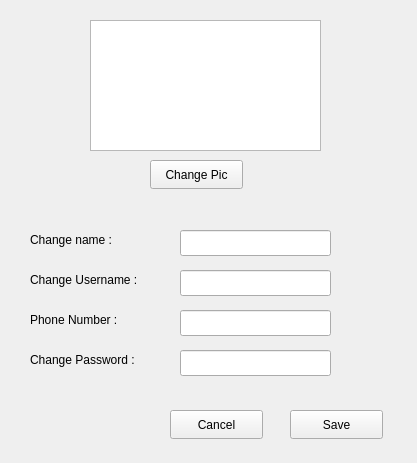
This is client/setting.ui in AP-projects-4001/jan-ghahve as Qt 5 draws it before an edit. The edited form follows.
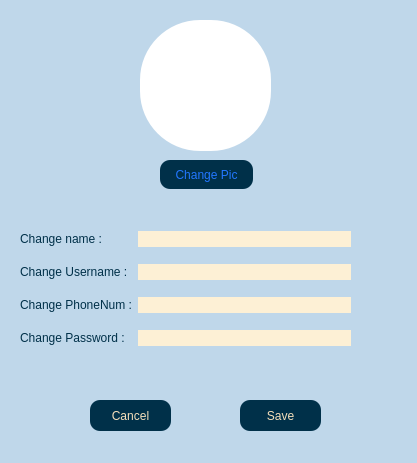
This is the edited form.

Commit message: search setting

```diff
--- a/client/setting.ui
+++ b/client/setting.ui
@@ -13,130 +13,56 @@
   <property name="windowTitle">
    <string>Form</string>
   </property>
-  <widget class="QLabel" name="label">
-   <property name="geometry">
-    <rect>
-     <x>30</x>
-     <y>230</y>
-     <width>111</width>
-     <height>20</height>
-    </rect>
-   </property>
-   <property name="text">
-    <string>Change name :</string>
-   </property>
-  </widget>
-  <widget class="QLabel" name="label_2">
-   <property name="geometry">
-    <rect>
-     <x>30</x>
-     <y>270</y>
-     <width>141</width>
-     <height>20</height>
-    </rect>
-   </property>
-   <property name="text">
-    <string>Change Username :</string>
-   </property>
-  </widget>
-  <widget class="QLabel" name="label_3">
-   <property name="geometry">
-    <rect>
-     <x>30</x>
-     <y>310</y>
-     <width>121</width>
-     <height>20</height>
-    </rect>
-   </property>
-   <property name="text">
-    <string>Phone Number :</string>
-   </property>
-  </widget>
+  <property name="styleSheet">
+   <string notr="true">background-color:rgb(191, 215, 234);
+</string>
+  </property>
   <widget class="QGraphicsView" name="graphicsView">
    <property name="geometry">
     <rect>
-     <x>90</x>
+     <x>140</x>
      <y>20</y>
-     <width>231</width>
+     <width>131</width>
      <height>131</height>
     </rect>
    </property>
+   <property name="styleSheet">
+    <string notr="true">border-radius: 60%;
+background-color: palette(base);</string>
+   </property>
   </widget>
   <widget class="QPushButton" name="pushButton">
    <property name="geometry">
     <rect>
-     <x>150</x>
+     <x>160</x>
      <y>160</y>
      <width>93</width>
      <height>29</height>
     </rect>
    </property>
+   <property name="styleSheet">
+    <string notr="true">background-color:rgb(0, 48, 73);
+border-radius: 10px;
+color:rgb(34, 119, 255)</string>
+   </property>
    <property name="text">
     <string>Change Pic</string>
    </property>
   </widget>
-  <widget class="QLineEdit" name="lineEdit">
-   <property name="geometry">
-    <rect>
-     <x>180</x>
-     <y>230</y>
-     <width>151</width>
-     <height>26</height>
-    </rect>
-   </property>
-  </widget>
-  <widget class="QLineEdit" name="lineEdit_2">
-   <property name="geometry">
-    <rect>
-     <x>180</x>
-     <y>270</y>
-     <width>151</width>
-     <height>26</height>
-    </rect>
-   </property>
-  </widget>
-  <widget class="QLineEdit" name="lineEdit_3">
-   <property name="geometry">
-    <rect>
-     <x>180</x>
-     <y>310</y>
-     <width>151</width>
-     <height>26</height>
-    </rect>
-   </property>
-  </widget>
-  <widget class="QLabel" name="label_4">
-   <property name="geometry">
-    <rect>
-     <x>30</x>
-     <y>350</y>
-     <width>131</width>
-     <height>20</height>
-    </rect>
-   </property>
-   <property name="text">
-    <string>Change Password :</string>
-   </property>
-  </widget>
-  <widget class="QLineEdit" name="lineEdit_4">
-   <property name="geometry">
-    <rect>
-     <x>180</x>
-     <y>350</y>
-     <width>151</width>
-     <height>26</height>
-    </rect>
-   </property>
-  </widget>
   <widget class="QPushButton" name="pushButton_2">
    <property name="geometry">
     <rect>
-     <x>290</x>
-     <y>410</y>
-     <width>93</width>
-     <height>29</height>
+     <x>240</x>
+     <y>400</y>
+     <width>81</width>
+     <height>31</height>
     </rect>
    </property>
+   <property name="styleSheet">
+    <string notr="true">background-color:rgb(0, 48, 73);
+border-radius: 10px;
+color:rgb(245, 223, 187);</string>
+   </property>
    <property name="text">
     <string>Save</string>
    </property>
@@ -144,16 +70,105 @@
   <widget class="QPushButton" name="pushButton_3">
    <property name="geometry">
     <rect>
-     <x>170</x>
-     <y>410</y>
-     <width>93</width>
-     <height>29</height>
+     <x>90</x>
+     <y>400</y>
+     <width>81</width>
+     <height>31</height>
     </rect>
    </property>
+   <property name="styleSheet">
+    <string notr="true">background-color:rgb(0, 48, 73);
+border-radius: 10px;
+color:rgb(245, 223, 187);</string>
+   </property>
    <property name="text">
     <string>Cancel</string>
    </property>
   </widget>
+  <widget class="QWidget" name="">
+   <property name="geometry">
+    <rect>
+     <x>20</x>
+     <y>220</y>
+     <width>331</width>
+     <height>141</height>
+    </rect>
+   </property>
+   <layout class="QGridLayout" name="gridLayout">
+    <item row="0" column="0">
+     <widget class="QLabel" name="label">
+      <property name="styleSheet">
+       <string notr="true">color:rgb(0, 48, 73);</string>
+      </property>
+      <property name="text">
+       <string>Change name :</string>
+      </property>
+     </widget>
+    </item>
+    <item row="0" column="1">
+     <widget class="QLineEdit" name="lineEdit">
+      <property name="styleSheet">
+       <string notr="true">background-color:rgb(253, 240, 213);
+border-radius: 10%;</string>
+      </property>
+     </widget>
+    </item>
+    <item row="1" column="0">
+     <widget class="QLabel" name="label_2">
+      <property name="styleSheet">
+       <string notr="true">color:rgb(0, 48, 73);</string>
+      </property>
+      <property name="text">
+       <string>Change Username :</string>
+      </property>
+     </widget>
+    </item>
+    <item row="1" column="1">
+     <widget class="QLineEdit" name="lineEdit_2">
+      <property name="styleSheet">
+       <string notr="true">background-color:rgb(253, 240, 213);
+border-radius: 10%;</string>
+      </property>
+     </widget>
+    </item>
+    <item row="2" column="0">
+     <widget class="QLabel" name="label_3">
+      <property name="styleSheet">
+       <string notr="true">color:rgb(0, 48, 73);</string>
+      </property>
+      <property name="text">
+       <string>Change PhoneNum :</string>
+      </property>
+     </widget>
+    </item>
+    <item row="2" column="1">
+     <widget class="QLineEdit" name="lineEdit_3">
+      <property name="styleSheet">
+       <string notr="true">background-color:rgb(253, 240, 213);
+border-radius: 10%;</string>
+      </property>
+     </widget>
+    </item>
+    <item row="3" column="0">
+     <widget class="QLabel" name="label_4">
+      <property name="styleSheet">
+       <string notr="true">color:rgb(0, 48, 73);</string>
+      </property>
+      <property name="text">
+       <string>Change Password :</string>
+      </property>
+     </widget>
+    </item>
+    <item row="3" column="1">
+     <widget class="QLineEdit" name="lineEdit_4">
+      <property name="styleSheet">
+       <string notr="true">background-color:rgb(253, 240, 213);
+border-radius: 10%;</string>
+      </property>
+     </widget>
+    </item>
+   </layout>
+  </widget>
  </widget>
  <resources/>
  <connections/>
```
The commit also changes 3 other files.
